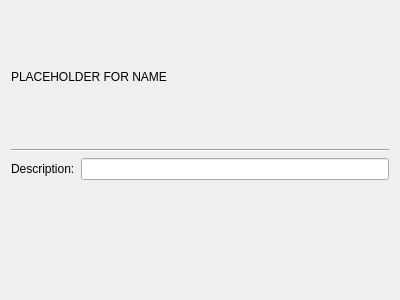
This is src/admc/tabs/general_other_tab.ui in altlinux/admc as Qt 5 draws it before an edit. The edited form follows.
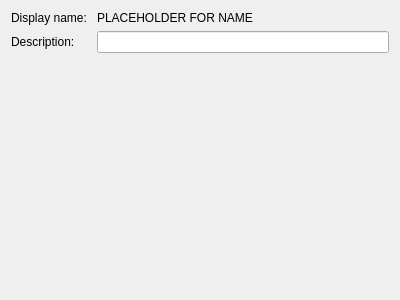
This is the edited form.

Commit message:
Wide space near object name in general tab is removed.
Lable "Display name"("Object name" label may be more correct) is added
before domain object name.

The edit to the form file:
```diff
--- a/src/admc/tabs/general_other_tab.ui
+++ b/src/admc/tabs/general_other_tab.ui
@@ -14,32 +14,32 @@
    <string notr="true">Form</string>
   </property>
   <layout class="QVBoxLayout" name="verticalLayout">
-   <item>
-    <widget class="QLabel" name="name_label">
-     <property name="text">
-      <string notr="true">PLACEHOLDER FOR NAME</string>
-     </property>
-    </widget>
-   </item>
-   <item>
-    <widget class="Line" name="line">
-     <property name="orientation">
-      <enum>Qt::Horizontal</enum>
-     </property>
-    </widget>
-   </item>
    <item>
     <layout class="QFormLayout" name="formLayout">
-     <item row="0" column="0">
+     <item row="1" column="0">
       <widget class="QLabel" name="label">
        <property name="text">
         <string>Description:</string>
        </property>
       </widget>
      </item>
-     <item row="0" column="1">
+     <item row="1" column="1">
       <widget class="QLineEdit" name="description_edit"/>
      </item>
+     <item row="0" column="0">
+      <widget class="QLabel" name="label_2">
+       <property name="text">
+        <string>Display name: </string>
+       </property>
+      </widget>
+     </item>
+     <item row="0" column="1">
+      <widget class="QLabel" name="name_label">
+       <property name="text">
+        <string notr="true">PLACEHOLDER FOR NAME</string>
+       </property>
+      </widget>
+     </item>
     </layout>
    </item>
   </layout>
```
The commit also changes 13 other files.
